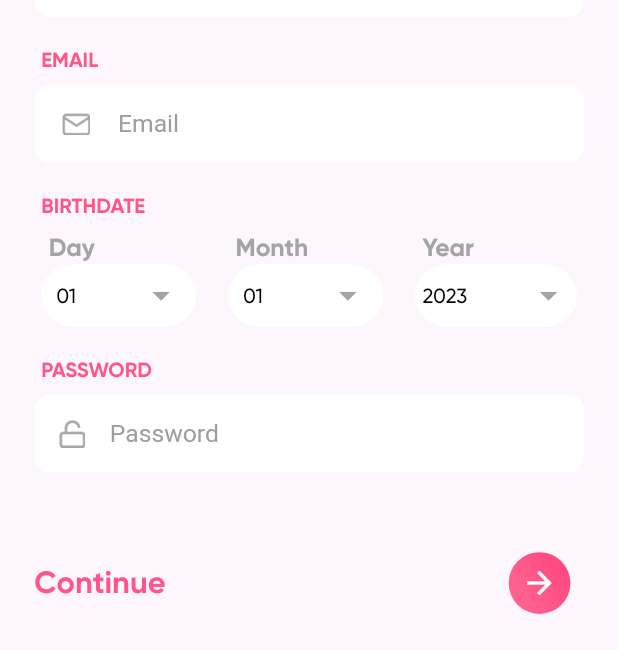
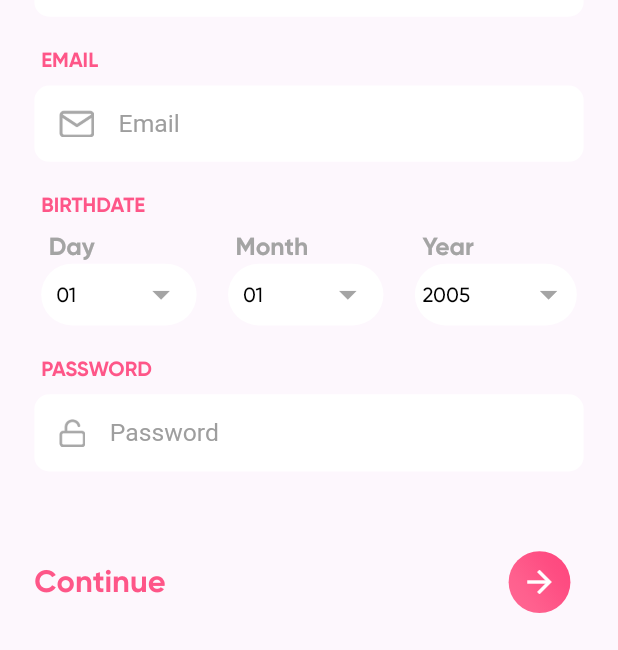
Before and after one commit to fahadyousafxi/datingapp, a Flutter app: the SignUp screen opened directly, scrolled down 66 dp, on a phone screen of 412 x 824 dp. Shown: the part 583-1233 px from the top of the screen. Run offline on Flutter 3.47's test engine with Material 2 defaults, Android fonts, the phone set to English and light mode, and no system bars; our stand-ins replace carousel_slider, flutter_svg_provider, fluttertoast, google_maps_flutter, image_picker, page_transition and 3 more; missing offline and left inert: custom_info_window, flutter_share; accounts and stored records are empty.

Commit message:
age must be 18

```diff
--- a/lib/login/signup.dart
+++ b/lib/login/signup.dart
@@ -39,27 +39,28 @@ class _SignUpState extends State<SignUp> {
   int bDMonth = DateTime.now().month;
   int bDDay = DateTime.now().day;
 
-  String yearsDropdownValue = '2023';
+  String yearsDropdownValue = '2005';
 
+  // changes
   var yearsItems = [
-    '2023',
-    '2022',
-    '2021',
-    '2020',
-    '2019',
-    '2018',
-    '2017',
-    '2016',
-    '2015',
-    '2014',
-    '2013',
-    '2012',
-    '2011',
-    '2010',
-    '2009',
-    '2008',
-    '2007',
-    '2006',
+    // '2023',
+    // '2022',
+    // '2021',
+    // '2020',
+    // '2019',
+    // '2018',
+    // '2017',
+    // '2016',
+    // '2015',
+    // '2014',
+    // '2013',
+    // '2012',
+    // '2011',
+    // '2010',
+    // '2009',
+    // '2008',
+    // '2007',
+    // '2006',
     '2005',
     '2004',
     '2003',
@@ -355,17 +356,12 @@ class _SignUpState extends State<SignUp> {
               SizedBox(
                 height: height / 100,
               ),
-              Padding(
+              Container(
                 padding: EdgeInsets.symmetric(horizontal: width / 18),
-                child: Customtextfild2.textField(
-                  _emailController,
-                  CustomStrings.emails,
-                  notifire.getdarkscolor,
-                  Padding(
-                    padding: EdgeInsets.all(height / 400),
-                    child: Image.asset("image/email.png"),
-                  ),
-                  notifire.getlightingcolor,
+                color: Colors.transparent,
+                // height: height / 16,
+                width: width,
+                child: TextFormField(
                   validator: (String? txt) {
                     bool emailValid = RegExp(
                             r'^.+@[a-zA-Z]+\.{1}[a-zA-Z]+(\.{0,1}[a-zA-Z]+)$')
@@ -378,8 +374,56 @@ class _SignUpState extends State<SignUp> {
                     }
                     return "Your Email is Wrong";
                   },
+                  controller: _emailController,
+                  style: TextStyle(color: notifire.getdarkscolor),
+                  decoration: InputDecoration(
+                    filled: true,
+                    contentPadding: EdgeInsets.zero,
+                    fillColor: notifire.getlightingcolor,
+                    border: OutlineInputBorder(
+                      borderSide: BorderSide.none,
+                      borderRadius: BorderRadius.circular(10),
+                    ),
+                    hintText: CustomStrings.emails,
+                    hintStyle: TextStyle(
+                      color: Colors.grey,
+                      fontSize: height / 50,
+                    ),
+                    prefixIcon: Padding(
+                      padding: EdgeInsets.all(height / 50),
+                      child: Image.asset(
+                        "image/email.png",
+                        height: height / 46,
+                      ),
+                    ),
+                  ),
                 ),
               ),
+              // Padding(
+              //   padding: EdgeInsets.symmetric(horizontal: width / 18),
+              //   child: Customtextfild2.textField(
+              //     _emailController,
+              //     CustomStrings.emails,
+              //     notifire.getdarkscolor,
+              //     Padding(
+              //       padding: EdgeInsets.all(height / 400),
+              //       child: Image.asset("image/email.png"),
+              //     ),
+              //     notifire.getlightingcolor,
+              //     validator: (String? txt) {
+              //       bool emailValid = RegExp(
+              //               r'^.+@[a-zA-Z]+\.{1}[a-zA-Z]+(\.{0,1}[a-zA-Z]+)$')
+              //           .hasMatch(txt!);
+              //       if (txt == null || txt.isEmpty) {
+              //         return "Please provide your Email";
+              //       }
+              //       if (emailValid) {
+              //         return null;
+              //       }
+              //       return "Your Email is Wrong";
+              //     },
+              //   ),
+              // ),
               SizedBox(
                 height: height / 40,
               ),
```
Also changed, not shown: pubspec.lock.
